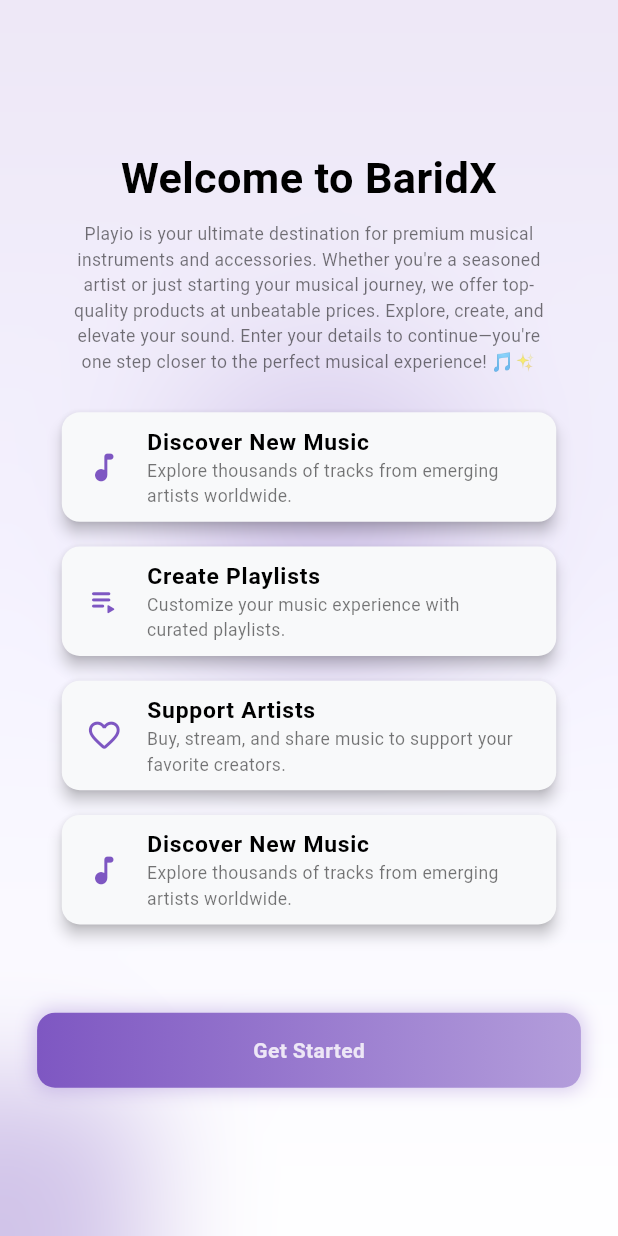
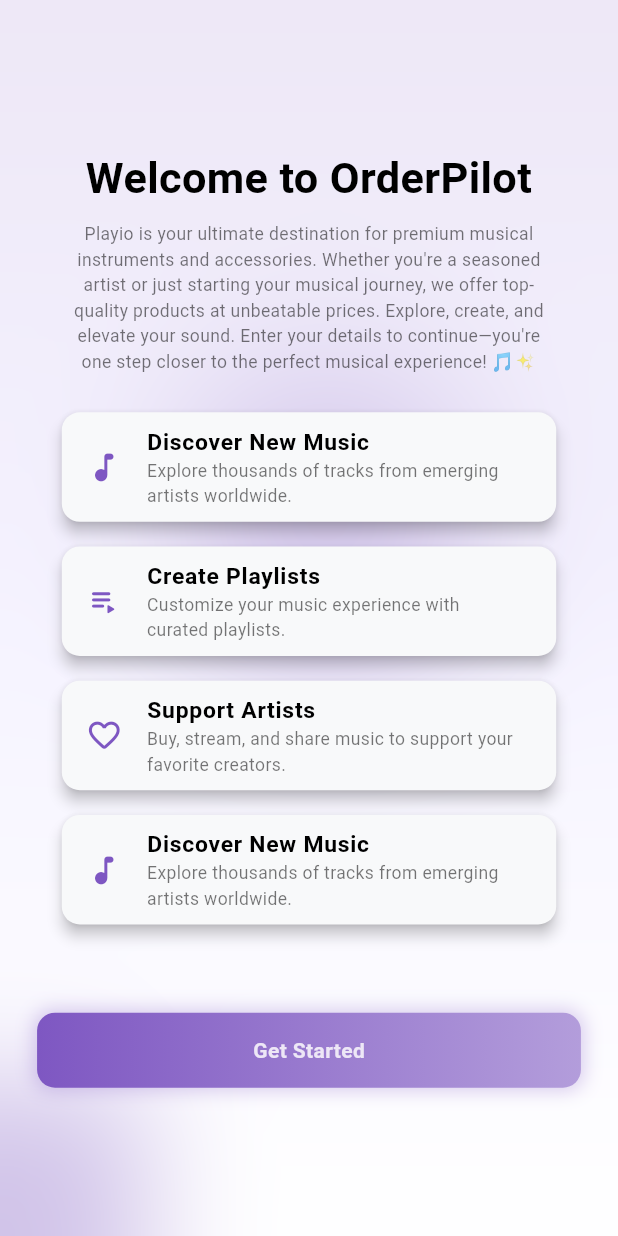
Before and after one commit to Muzammil-crypto/baridX, a Flutter app: the screen it shows after launch, after a tap on "Skip", on a phone screen of 412 x 824 dp. Run offline on Flutter 3.47's test engine with Material 3 defaults, Android fonts, the phone set to English and light mode, and no system bars; our stand-ins replace bloc, flutter_bloc, get_it, go_router, sizer.

Commit message:
Some after submission improvements

```diff
--- a/lib/core/constants/app_strings.dart
+++ b/lib/core/constants/app_strings.dart
@@ -13,8 +13,8 @@ class AppStrings {
 
   /// General
   static const bool debugShowCheckedModeBanner = false;
-  static const String appName = "BaridX OrderFlow";
-  static const String welcomeMessage = "Welcome to BaridX OrderFlow!";
+  static const String appName = "OrderPilot";
+  static const String welcomeMessage = "Welcome to OrderPilot!";
   static const String splashSubtitle =
       "Playio supports artists with tools to create, release, and measure music across a global stage.";
   static const String skip = "Skip";
@@ -41,7 +41,7 @@ class AppStrings {
   static const List<String> items = ["Small", "Medium", "Large"];
 
   /// Home Screen Strings
-  static const String homeScreenTitle = "Welcome to BaridX";
+  static const String homeScreenTitle = "Welcome to OrderPilot";
   static const String homeScreenSubtitle =
       "Playio is your ultimate destination for premium musical instruments and accessories. "
       "Whether you're a seasoned artist or just starting your musical journey, we offer top-quality "
@@ -69,7 +69,7 @@ class AppStrings {
   static const String addressHint = "Address";
   static const String infoScreenTitle = "Personal Details";
   static const String infoScreenSubTitle =
-      "Enter your details to personalize your experience with BardiX. Your information helps us provide better recommendations and a seamless user journey.";
+      "Enter your details to personalize your experience with OrderPilot. Your information helps us provide better recommendations and a seamless user journey.";
 
   /// Package Details Step
   static const String packageDetails = "Package Details";
--- a/lib/presentation/widgets/general/splash/splash_slide.dart
+++ b/lib/presentation/widgets/general/splash/splash_slide.dart
@@ -38,7 +38,7 @@ class SplashSlide extends StatelessWidget {
         Expanded(
           flex: 0,
           child: Padding(
-            padding: EdgeInsets.symmetric(horizontal: 6.w, vertical: 2.h),
+            padding: EdgeInsets.symmetric(horizontal: 5.w, vertical: 2.h),
             child: Column(
               crossAxisAlignment: CrossAxisAlignment.start,
               mainAxisAlignment: MainAxisAlignment.center,
```
Also changed, not shown: lib/presentation/widgets/base/glass_dropdown.dart (+12 -5 lines).
